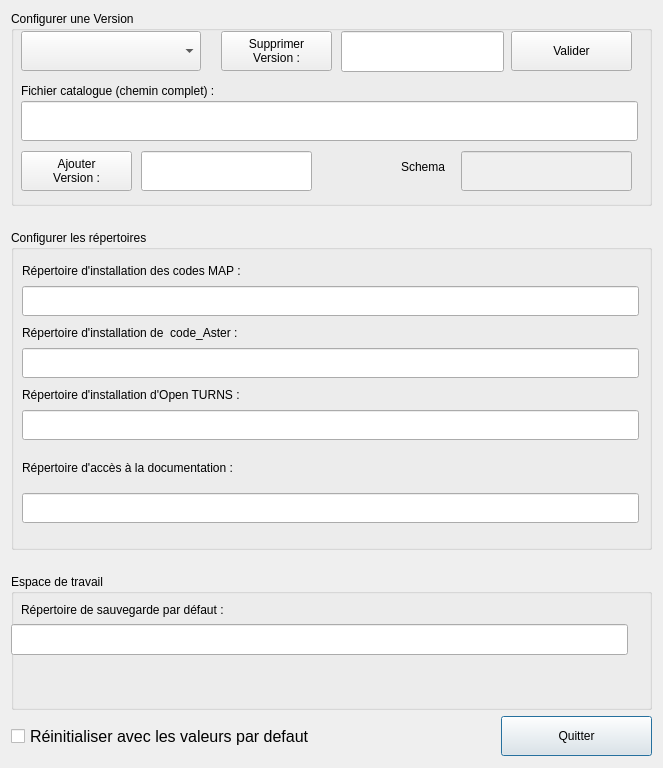
SalomePlatform/eficas_tools, file UiQT4/OptionsMAP.ui: the form before one commit.
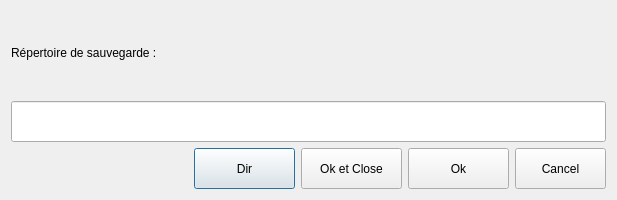
The form after the commit.

Commit message: pour MAP ajout savedir dans Options

What changed in the file:
```diff
--- a/UiQT4/OptionsMAP.ui
+++ b/UiQT4/OptionsMAP.ui
@@ -1,544 +1,131 @@
-<ui version="4.0" >
- <class>desOptions</class>
- <widget class="QDialog" name="desOptions" >
-  <property name="geometry" >
+<?xml version="1.0" encoding="UTF-8"?>
+<ui version="4.0">
+ <class>desOptionsMap</class>
+ <widget class="QDialog" name="desOptionsMap">
+  <property name="geometry">
    <rect>
     <x>0</x>
     <y>0</y>
-    <width>662</width>
-    <height>768</height>
+    <width>617</width>
+    <height>200</height>
    </rect>
   </property>
   <property name="windowTitle" >
    <string>Option TURNS</string>
   </property>
-  <layout class="QGridLayout" name="gridLayout" >
-   <item row="1" column="0" >
-    <spacer name="verticalSpacer_2" >
-     <property name="orientation" >
-      <enum>Qt::Vertical</enum>
-     </property>
-     <property name="sizeType" >
-      <enum>QSizePolicy::Fixed</enum>
-     </property>
-     <property name="sizeHint" stdset="0" >
-      <size>
-       <width>20</width>
-       <height>18</height>
-      </size>
-     </property>
-    </spacer>
+  <layout class="QGridLayout" name="gridLayout">
+   <item row="0" column="0">
+    <layout class="QHBoxLayout" name="horizontalLayout_2">
+     <item>
+      <widget class="QLabel" name="textLabel1_2">
+       <property name="text">
+        <string>Répertoire de sauvegarde :</string>
+       </property>
+       <property name="wordWrap">
+        <bool>false</bool>
+       </property>
+      </widget>
+     </item>
+     <item>
+      <spacer name="horizontalSpacer_2">
+       <property name="orientation">
+        <enum>Qt::Horizontal</enum>
+       </property>
+       <property name="sizeHint" stdset="0">
+        <size>
+         <width>248</width>
+         <height>20</height>
+        </size>
+       </property>
+      </spacer>
+     </item>
+    </layout>
    </item>
-   <item row="2" column="0" colspan="2" >
-    <widget class="QGroupBox" name="groupBox2" >
-     <property name="minimumSize" >
+   <item row="1" column="0">
+    <widget class="QLineEdit" name="LESaveDir">
+     <property name="minimumSize">
       <size>
-       <width>641</width>
-       <height>320</height>
-      </size>
-     </property>
-     <property name="title" >
-      <string>Configurer les répertoires</string>
-     </property>
-     <widget class="QLabel" name="textLabel1_2" >
-      <property name="geometry" >
-       <rect>
-        <x>11</x>
-        <y>155</y>
-        <width>617</width>
-        <height>20</height>
-       </rect>
-      </property>
-      <property name="text" >
-       <string>Répertoire d'installation d'Open TURNS :</string>
-      </property>
-      <property name="wordWrap" >
-       <bool>false</bool>
-      </property>
-     </widget>
-     <widget class="QLineEdit" name="LERepOT" >
-      <property name="geometry" >
-       <rect>
-        <x>11</x>
-        <y>180</y>
-        <width>617</width>
-        <height>30</height>
-       </rect>
-      </property>
-      <property name="minimumSize" >
-       <size>
-        <width>520</width>
-        <height>30</height>
-       </size>
-      </property>
-      <property name="text" >
-       <string/>
-      </property>
-     </widget>
-     <widget class="QLineEdit" name="LERepDoc" >
-      <property name="geometry" >
-       <rect>
-        <x>11</x>
-        <y>263</y>
-        <width>617</width>
-        <height>30</height>
-       </rect>
-      </property>
-      <property name="minimumSize" >
-       <size>
-        <width>520</width>
-        <height>30</height>
-       </size>
-      </property>
-      <property name="text" >
-       <string/>
-      </property>
-     </widget>
-     <widget class="QLabel" name="textLabel1_5" >
-      <property name="geometry" >
-       <rect>
-        <x>11</x>
-        <y>31</y>
-        <width>617</width>
-        <height>20</height>
-       </rect>
-      </property>
-      <property name="text" >
-       <string>Répertoire d'installation des codes MAP :</string>
-      </property>
-      <property name="wordWrap" >
-       <bool>false</bool>
-      </property>
-     </widget>
-     <widget class="QLineEdit" name="LERepMAP" >
-      <property name="geometry" >
-       <rect>
-        <x>11</x>
-        <y>56</y>
-        <width>617</width>
-        <height>30</height>
-       </rect>
-      </property>
-      <property name="minimumSize" >
-       <size>
-        <width>520</width>
-        <height>30</height>
-       </size>
-      </property>
-      <property name="text" >
-       <string/>
-      </property>
-     </widget>
-     <widget class="QLineEdit" name="LERepAster" >
-      <property name="geometry" >
-       <rect>
-        <x>11</x>
-        <y>118</y>
-        <width>617</width>
-        <height>30</height>
-       </rect>
-      </property>
-      <property name="minimumSize" >
-       <size>
-        <width>520</width>
-        <height>30</height>
-       </size>
-      </property>
-      <property name="text" >
-       <string/>
-      </property>
-     </widget>
-     <widget class="QLabel" name="textLabel1_6" >
-      <property name="geometry" >
-       <rect>
-        <x>11</x>
-        <y>93</y>
-        <width>617</width>
-        <height>20</height>
-       </rect>
-      </property>
-      <property name="text" >
-       <string>Répertoire d'installation de  code_Aster :</string>
-      </property>
-      <property name="wordWrap" >
-       <bool>false</bool>
-      </property>
-     </widget>
-     <widget class="QLabel" name="textLabel1" >
-      <property name="geometry" >
-       <rect>
-        <x>11</x>
-        <y>217</y>
-        <width>617</width>
-        <height>41</height>
-       </rect>
-      </property>
-      <property name="minimumSize" >
-       <size>
-        <width>613</width>
-        <height>41</height>
-       </size>
-      </property>
-      <property name="maximumSize" >
-       <size>
-        <width>16777215</width>
-        <height>41</height>
-       </size>
-      </property>
-      <property name="text" >
-       <string>Répertoire d'accès à la documentation :</string>
-      </property>
-      <property name="wordWrap" >
-       <bool>false</bool>
-      </property>
-     </widget>
-    </widget>
-   </item>
-   <item row="3" column="0" >
-    <spacer name="verticalSpacer" >
-     <property name="orientation" >
-      <enum>Qt::Vertical</enum>
-     </property>
-     <property name="sizeType" >
-      <enum>QSizePolicy::Fixed</enum>
-     </property>
-     <property name="sizeHint" stdset="0" >
-      <size>
-       <width>20</width>
-       <height>18</height>
-      </size>
-     </property>
-    </spacer>
-   </item>
-   <item row="4" column="0" colspan="2" >
-    <widget class="QGroupBox" name="groupBox3_2" >
-     <property name="minimumSize" >
-      <size>
-       <width>548</width>
-       <height>10</height>
-      </size>
-     </property>
-     <property name="title" >
-      <string>Espace de travail</string>
-     </property>
-     <widget class="QLineEdit" name="LESaveDir" >
-      <property name="geometry" >
-       <rect>
-        <x>0</x>
-        <y>50</y>
-        <width>617</width>
-        <height>31</height>
-       </rect>
-      </property>
-      <property name="minimumSize" >
-       <size>
-        <width>520</width>
-        <height>20</height>
-       </size>
-      </property>
-      <property name="text" >
-       <string/>
-      </property>
-     </widget>
-     <widget class="QLabel" name="textLabel1_4" >
-      <property name="geometry" >
-       <rect>
-        <x>10</x>
-        <y>20</y>
-        <width>617</width>
-        <height>31</height>
-       </rect>
-      </property>
-      <property name="minimumSize" >
-       <size>
-        <width>613</width>
-        <height>10</height>
-       </size>
-      </property>
-      <property name="maximumSize" >
-       <size>
-        <width>16777215</width>
-        <height>41</height>
-       </size>
-      </property>
-      <property name="text" >
-       <string>Répertoire de sauvegarde par défaut :</string>
-      </property>
-      <property name="wordWrap" >
-       <bool>false</bool>
-      </property>
-     </widget>
-    </widget>
-   </item>
-   <item row="5" column="0" >
-    <widget class="QCheckBox" name="Bdefaut" >
-     <property name="minimumSize" >
-      <size>
-       <width>340</width>
+       <width>591</width>
        <height>41</height>
       </size>
      </property>
-     <property name="maximumSize" >
-      <size>
-       <width>16777215</width>
-       <height>41</height>
-      </size>
+     <property name="text">
+      <string/>
      </property>
-     <property name="font" >
-      <font>
-       <pointsize>12</pointsize>
-      </font>
-     </property>
-     <property name="text" >
-      <string>Réinitialiser avec les valeurs par defaut</string>
-     </property>
     </widget>
    </item>
-   <item row="5" column="1" >
-    <widget class="QPushButton" name="PBQuit" >
-     <property name="minimumSize" >
-      <size>
-       <width>151</width>
-       <height>40</height>
-      </size>
-     </property>
-     <property name="maximumSize" >
-      <size>
-       <width>151</width>
-       <height>40</height>
-      </size>
-     </property>
-     <property name="text" >
-      <string>Quitter</string>
-     </property>
-    </widget>
-   </item>
-   <item row="0" column="0" colspan="2" >
-    <widget class="QGroupBox" name="groupBox1" >
-     <property name="minimumSize" >
-      <size>
-       <width>635</width>
-       <height>195</height>
-      </size>
-     </property>
-     <property name="maximumSize" >
-      <size>
-       <width>16777215</width>
-       <height>252</height>
-      </size>
-     </property>
-     <property name="title" >
-      <string>Configurer une Version</string>
-     </property>
-     <widget class="QComboBox" name="CBVersions" >
-      <property name="geometry" >
-       <rect>
-        <x>10</x>
-        <y>20</y>
-        <width>180</width>
-        <height>40</height>
-       </rect>
-      </property>
-      <property name="minimumSize" >
-       <size>
-        <width>0</width>
-        <height>40</height>
-       </size>
-      </property>
-      <property name="maximumSize" >
-       <size>
-        <width>180</width>
-        <height>40</height>
-       </size>
-      </property>
-     </widget>
-     <widget class="QPushButton" name="Bok" >
-      <property name="geometry" >
-       <rect>
-        <x>500</x>
-        <y>20</y>
-        <width>121</width>
-        <height>40</height>
-       </rect>
-      </property>
-      <property name="minimumSize" >
-       <size>
-        <width>90</width>
-        <height>40</height>
-       </size>
-      </property>
-      <property name="maximumSize" >
-       <size>
-        <width>121</width>
-        <height>40</height>
-       </size>
-      </property>
-      <property name="text" >
-       <string>Valider</string>
-      </property>
-      <property name="autoDefault" >
-       <bool>false</bool>
-      </property>
-     </widget>
-     <widget class="QPushButton" name="PBajout" >
-      <property name="geometry" >
-       <rect>
-        <x>10</x>
-        <y>140</y>
-        <width>111</width>
-        <height>40</height>
-       </rect>
-      </property>
-      <property name="minimumSize" >
-       <size>
-        <width>101</width>
-        <height>40</height>
-       </size>
-      </property>
-      <property name="text" >
-       <string>Ajouter
-Version :</string>
-      </property>
-     </widget>
-     <widget class="QLineEdit" name="LEVersionAjout" >
-      <property name="geometry" >
-       <rect>
-        <x>130</x>
-        <y>140</y>
-        <width>171</width>
-        <height>40</height>
-       </rect>
-      </property>
-      <property name="minimumSize" >
-       <size>
-        <width>101</width>
-        <height>30</height>
-       </size>
-      </property>
-     </widget>
-     <widget class="QPushButton" name="PBSup" >
-      <property name="geometry" >
-       <rect>
-        <x>210</x>
-        <y>20</y>
-        <width>111</width>
-        <height>40</height>
-       </rect>
-      </property>
-      <property name="minimumSize" >
-       <size>
-        <width>101</width>
-        <height>40</height>
-       </size>
-      </property>
-      <property name="text" >
-       <string>Supprimer
-Version :</string>
-      </property>
-     </widget>
-     <widget class="QLineEdit" name="LEVersionSup" >
-      <property name="geometry" >
-       <rect>
-        <x>330</x>
-        <y>20</y>
-        <width>163</width>
-        <height>41</height>
-       </rect>
-      </property>
-      <property name="minimumSize" >
-       <size>
-        <width>0</width>
-        <height>41</height>
-       </size>
-      </property>
-     </widget>
-     <widget class="QLabel" name="textLabel1_3" >
-      <property name="geometry" >
-       <rect>
-        <x>10</x>
-        <y>70</y>
-        <width>617</width>
-        <height>20</height>
-       </rect>
-      </property>
-      <property name="text" >
-       <string>Fichier catalogue (chemin complet) :</string>
-      </property>
-      <property name="wordWrap" >
-       <bool>false</bool>
-      </property>
-     </widget>
-     <widget class="QLineEdit" name="LERepCata" >
-      <property name="geometry" >
-       <rect>
-        <x>10</x>
-        <y>90</y>
-        <width>617</width>
-        <height>40</height>
-       </rect>
-      </property>
-      <property name="minimumSize" >
-       <size>
-        <width>501</width>
-        <height>20</height>
-       </size>
-      </property>
-      <property name="text" >
-       <string/>
-      </property>
-     </widget>
-     <widget class="QLineEdit" name="LEFormatOUT" >
-      <property name="enabled" >
-       <bool>false</bool>
-      </property>
-      <property name="geometry" >
-       <rect>
-        <x>450</x>
-        <y>140</y>
-        <width>171</width>
-        <height>40</height>
-       </rect>
-      </property>
-      <property name="minimumSize" >
-       <size>
-        <width>101</width>
-        <height>30</height>
-       </size>
-      </property>
-     </widget>
-     <widget class="QLabel" name="textLabel1_7" >
-      <property name="geometry" >
-       <rect>
-        <x>390</x>
-        <y>140</y>
-        <width>51</width>
-        <height>31</height>
-       </rect>
-      </property>
-      <property name="minimumSize" >
-       <size>
-        <width>50</width>
-        <height>10</height>
-       </size>
-      </property>
-      <property name="maximumSize" >
-       <size>
-        <width>16777215</width>
-        <height>41</height>
-       </size>
-      </property>
-      <property name="text" >
-       <string>Schema</string>
-      </property>
-      <property name="wordWrap" >
-       <bool>false</bool>
-      </property>
-     </widget>
-    </widget>
+   <item row="2" column="0">
+    <layout class="QHBoxLayout" name="horizontalLayout">
+     <item>
+      <spacer name="horizontalSpacer">
+       <property name="orientation">
+        <enum>Qt::Horizontal</enum>
+       </property>
+       <property name="sizeHint" stdset="0">
+        <size>
+         <width>40</width>
+         <height>20</height>
+        </size>
+       </property>
+      </spacer>
+     </item>
+     <item>
+      <widget class="QPushButton" name="BDir">
+       <property name="minimumSize">
+        <size>
+         <width>101</width>
+         <height>41</height>
+        </size>
+       </property>
+       <property name="text">
+        <string>Dir</string>
+       </property>
+      </widget>
+     </item>
+     <item>
+      <widget class="QPushButton" name="BOk2">
+       <property name="minimumSize">
+        <size>
+         <width>101</width>
+         <height>41</height>
+        </size>
+       </property>
+       <property name="text">
+        <string>Ok et Close</string>
+       </property>
+      </widget>
+     </item>
+     <item>
+      <widget class="QPushButton" name="BOk">
+       <property name="minimumSize">
+        <size>
+         <width>101</width>
+         <height>41</height>
+        </size>
+       </property>
+       <property name="text">
+        <string>Ok</string>
+       </property>
+      </widget>
+     </item>
+     <item>
+      <widget class="QPushButton" name="BCancel">
+       <property name="minimumSize">
+        <size>
+         <width>91</width>
+         <height>41</height>
+        </size>
+       </property>
+       <property name="text">
+        <string>Cancel</string>
+       </property>
+      </widget>
+     </item>
+    </layout>
    </item>
   </layout>
  </widget>
- <layoutdefault spacing="6" margin="11" />
+ <layoutdefault spacing="6" margin="11"/>
  <pixmapfunction>qPixmapFromMimeSource</pixmapfunction>
  <resources/>
  <connections/>
```
Left out of the diff: 9 changed lines with no effect on the pictures.
